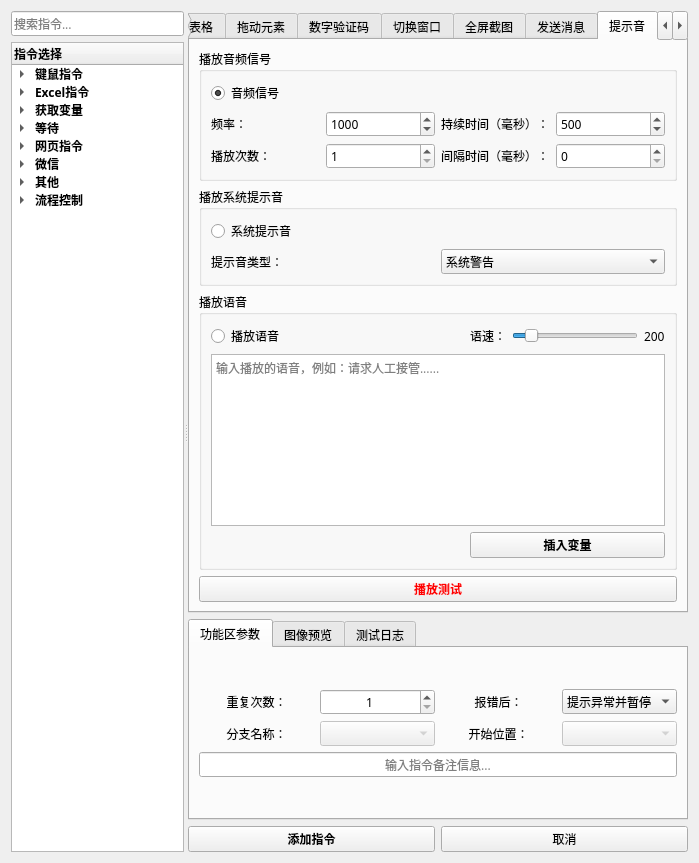
First picture: the form in 窗体/navigation.ui, repository FsterThanLight/automatic_clicker_2, before the edit.
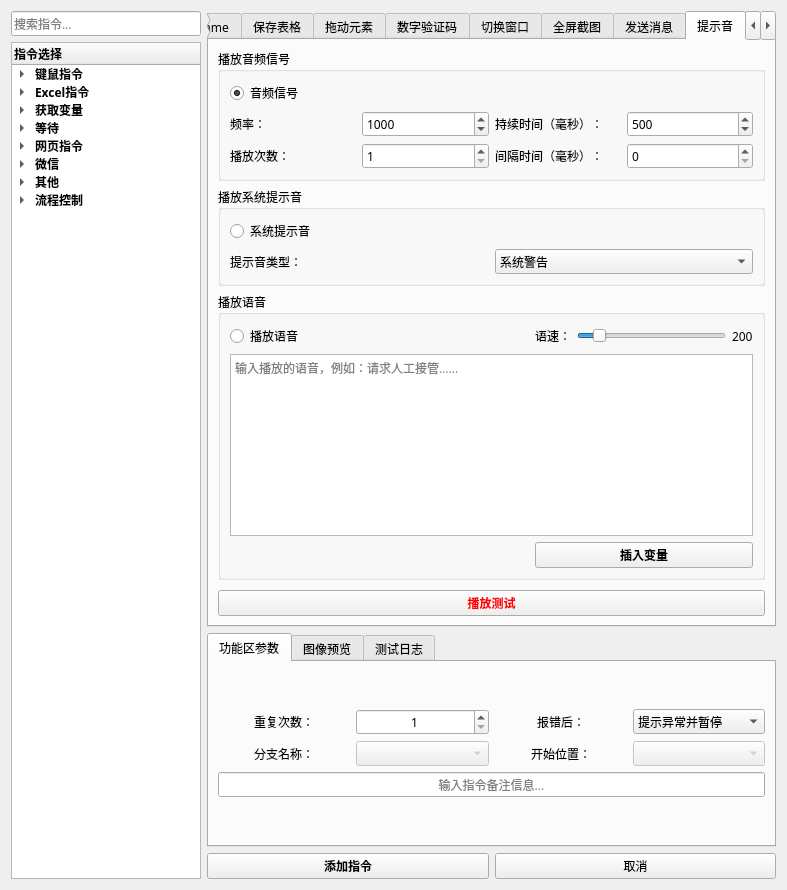
Second picture: the form after the edit. The open tabs and pages were chosen to show the change. Icons and pictures are not drawn.

The edit to the form file:
```diff
--- a/窗体/navigation.ui
+++ b/窗体/navigation.ui
@@ -6,8 +6,8 @@
    <rect>
     <x>0</x>
     <y>0</y>
-    <width>699</width>
-    <height>863</height>
+    <width>787</width>
+    <height>890</height>
    </rect>
   </property>
   <property name="font">
@@ -27,25 +27,22 @@
   <property name="styleSheet">
    <string notr="true"/>
   </property>
-  <layout class="QVBoxLayout" name="verticalLayout_61">
+  <layout class="QHBoxLayout" name="horizontalLayout_16" stretch="1,3">
    <item>
-    <widget class="QSplitter" name="splitter">
-     <property name="orientation">
-      <enum>Qt::Horizontal</enum>
-     </property>
-     <widget class="QWidget" name="layoutWidget">
       <layout class="QVBoxLayout" name="verticalLayout_43">
        <item>
-        <layout class="QHBoxLayout" name="horizontalLayout_16">
-         <item>
           <widget class="QLineEdit" name="lineEdit_22">
+       <property name="maximumSize">
+        <size>
+         <width>220</width>
+         <height>16777215</height>
+        </size>
+       </property>
            <property name="placeholderText">
             <string>搜索指令...</string>
            </property>
           </widget>
          </item>
-        </layout>
-       </item>
        <item>
         <widget class="QTreeWidget" name="treeWidget">
          <property name="enabled">
@@ -302,8 +299,8 @@
         </widget>
        </item>
       </layout>
-     </widget>
-     <widget class="QWidget" name="layoutWidget">
+   </item>
+   <item>
       <layout class="QVBoxLayout" name="verticalLayout_6">
        <item>
         <widget class="QTabWidget" name="tabWidget">
@@ -7723,8 +7720,6 @@
         </layout>
        </item>
       </layout>
-     </widget>
-    </widget>
    </item>
   </layout>
  </widget>
```
Left out of the diff: 2 changed lines with no effect on the pictures. Lines whose indentation alone changed are shown as unchanged.
